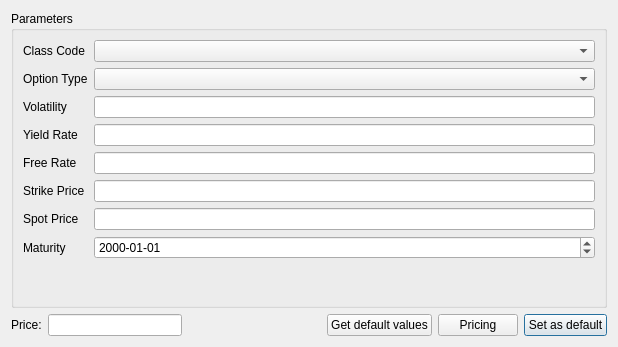
This is optioncalcdialog.ui in Dalizi/option_calculator as Qt 5 draws it before an edit. The edited form follows.
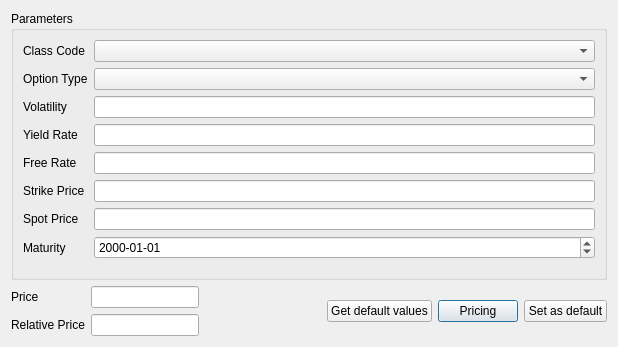
This is the edited form.

Commit message: Add relative price calculation in option calculator.

Diff of the .ui file:
```diff
--- a/optioncalcdialog.ui
+++ b/optioncalcdialog.ui
@@ -14,21 +14,7 @@
    <string>Option Pricing</string>
   </property>
   <layout class="QGridLayout" name="gridLayout">
-   <item row="1" column="5">
-    <widget class="QPushButton" name="pushButton_2">
-     <property name="text">
-      <string>Set as default</string>
-     </property>
-    </widget>
-   </item>
-   <item row="1" column="4">
-    <widget class="QPushButton" name="pricingPushButton">
-     <property name="text">
-      <string>Pricing</string>
-     </property>
-    </widget>
-   </item>
-   <item row="0" column="0" colspan="6">
+   <item row="0" column="0" colspan="5">
     <widget class="QGroupBox" name="groupBox">
      <property name="title">
       <string>Parameters</string>
@@ -125,21 +111,21 @@
      </layout>
     </widget>
    </item>
+   <item row="1" column="3">
+    <widget class="QPushButton" name="pricingPushButton">
+     <property name="text">
+      <string>Pricing</string>
+     </property>
+    </widget>
+   </item>
+   <item row="1" column="4">
+    <widget class="QPushButton" name="pushButton_2">
+     <property name="text">
+      <string>Set as default</string>
+     </property>
+    </widget>
+   </item>
    <item row="1" column="1">
-    <widget class="QLineEdit" name="priceLineEdit">
-     <property name="readOnly">
-      <bool>true</bool>
-     </property>
-    </widget>
-   </item>
-   <item row="1" column="0">
-    <widget class="QLabel" name="priceTextLabel">
-     <property name="text">
-      <string>Price:</string>
-     </property>
-    </widget>
-   </item>
-   <item row="1" column="2">
     <spacer name="horizontalSpacer">
      <property name="orientation">
       <enum>Qt::Horizontal</enum>
@@ -152,13 +138,45 @@
      </property>
     </spacer>
    </item>
-   <item row="1" column="3">
+   <item row="1" column="2">
     <widget class="QPushButton" name="getDefaultPushButton">
      <property name="text">
       <string>Get default values</string>
      </property>
     </widget>
    </item>
+   <item row="1" column="0">
+    <layout class="QFormLayout" name="formLayout_3">
+     <item row="0" column="0">
+      <widget class="QLabel" name="priceLabel">
+       <property name="text">
+        <string>Price</string>
+       </property>
+      </widget>
+     </item>
+     <item row="0" column="1">
+      <widget class="QLineEdit" name="priceLineEdit">
+       <property name="readOnly">
+        <bool>true</bool>
+       </property>
+      </widget>
+     </item>
+     <item row="1" column="0">
+      <widget class="QLabel" name="relativePriceLabel">
+       <property name="text">
+        <string>Relative Price</string>
+       </property>
+      </widget>
+     </item>
+     <item row="1" column="1">
+      <widget class="QLineEdit" name="relativePriceLineEdit">
+       <property name="readOnly">
+        <bool>true</bool>
+       </property>
+      </widget>
+     </item>
+    </layout>
+   </item>
   </layout>
  </widget>
  <resources/>
```
The commit also changes 1 other file.
